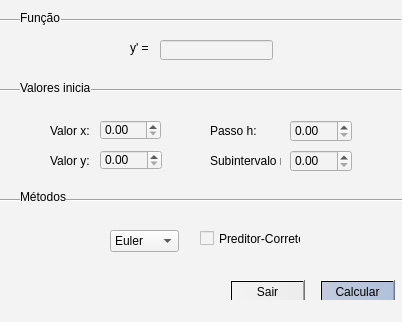
Before: the Qt Designer form projetoQT2/interface/interface.ui in jlessa/TrabalhoPC, drawn with Qt 5.
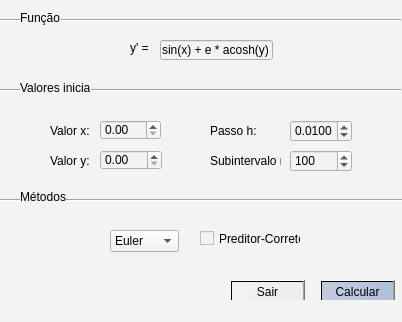
After: the same form once the commit is applied.

```diff
--- a/projetoQT2/interface/interface.ui
+++ b/projetoQT2/interface/interface.ui
@@ -97,6 +97,21 @@
       <height>22</height>
      </rect>
     </property>
+    <property name="suffix">
+     <string/>
+    </property>
+    <property name="decimals">
+     <number>4</number>
+    </property>
+    <property name="maximum">
+     <double>9999.000000000000000</double>
+    </property>
+    <property name="singleStep">
+     <double>0.010000000000000</double>
+    </property>
+    <property name="value">
+     <double>0.010000000000000</double>
+    </property>
    </widget>
    <widget class="QDoubleSpinBox" name="valorY">
     <property name="geometry">
@@ -117,6 +132,18 @@
       <height>22</height>
      </rect>
     </property>
+    <property name="decimals">
+     <number>0</number>
+    </property>
+    <property name="maximum">
+     <double>99999.000000000000000</double>
+    </property>
+    <property name="singleStep">
+     <double>1.000000000000000</double>
+    </property>
+    <property name="value">
+     <double>100.000000000000000</double>
+    </property>
    </widget>
    <widget class="QLabel" name="label">
     <property name="geometry">
@@ -211,6 +238,9 @@
       <height>20</height>
      </rect>
     </property>
+    <property name="text">
+     <string>sin(x) + e * acosh(y)</string>
+    </property>
    </widget>
    <widget class="QComboBox" name="comboMetodo">
     <property name="geometry">
```
